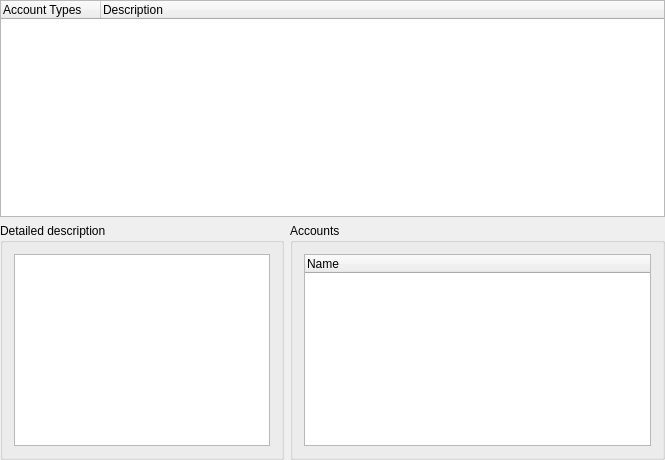
The window that kmymoney/widgets/kaccounttemplateselectordecl.ui (KDE/kmymoney) describes before a commit, drawn with Qt 5.
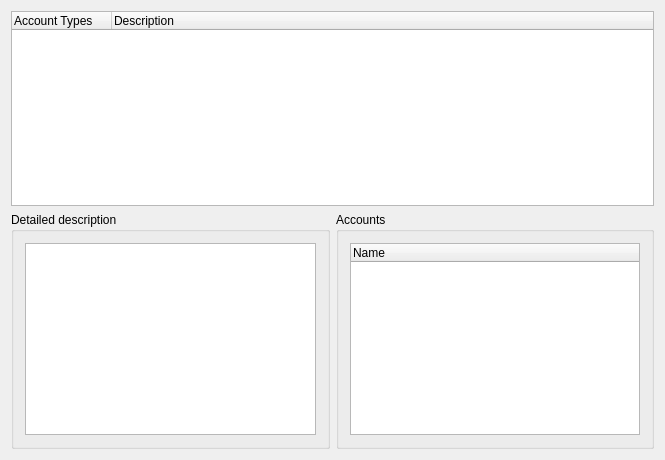
The same window after the commit. Custom widgets are drawn as their Qt base class.

Commit message: Replaced Q3GroupBox with QGroupBox and cleaned some headers.

The edit to the form file:
```diff
--- a/kmymoney/widgets/kaccounttemplateselectordecl.ui
+++ b/kmymoney/widgets/kaccounttemplateselectordecl.ui
@@ -10,11 +10,8 @@
     <height>460</height>
    </rect>
   </property>
-  <layout class="QVBoxLayout">
-   <property name="margin">
-    <number>0</number>
-   </property>
-   <item>
+  <layout class="QGridLayout" name="gridLayout_3">
+   <item row="0" column="0">
     <widget class="QTreeWidget" name="m_groupList">
      <column>
       <property name="text">
@@ -28,20 +25,14 @@
      </column>
     </widget>
    </item>
-   <item>
-    <layout class="QHBoxLayout">
+   <item row="1" column="0">
+    <layout class="QHBoxLayout" name="horizontalLayout">
      <item>
-      <widget class="Q3GroupBox" name="groupBox1">
-       <property name="sizePolicy">
-        <sizepolicy hsizetype="Preferred" vsizetype="Preferred">
-         <horstretch>0</horstretch>
-         <verstretch>2</verstretch>
-        </sizepolicy>
-       </property>
+      <widget class="QGroupBox" name="groupBox">
        <property name="title">
         <string>Detailed description</string>
        </property>
-       <layout class="QVBoxLayout">
+       <layout class="QVBoxLayout" name="verticalLayout">
         <item>
          <widget class="KTextEdit" name="m_description">
           <property name="sizePolicy">
@@ -59,17 +50,11 @@
       </widget>
      </item>
      <item>
-      <widget class="Q3GroupBox" name="groupBox2">
-       <property name="sizePolicy">
-        <sizepolicy hsizetype="Preferred" vsizetype="Preferred">
-         <horstretch>1</horstretch>
-         <verstretch>2</verstretch>
-        </sizepolicy>
-       </property>
+      <widget class="QGroupBox" name="groupBox_2">
        <property name="title">
         <string>Accounts</string>
        </property>
-       <layout class="QVBoxLayout">
+       <layout class="QVBoxLayout" name="verticalLayout_2">
         <item>
          <widget class="QTreeWidget" name="m_accountList">
           <column>
@@ -90,12 +75,6 @@
  </widget>
  <layoutdefault spacing="6" margin="11"/>
  <customwidgets>
-  <customwidget>
-   <class>Q3GroupBox</class>
-   <extends>QGroupBox</extends>
-   <header>Qt3Support/Q3GroupBox</header>
-   <container>1</container>
-  </customwidget>
   <customwidget>
    <class>KTextEdit</class>
    <extends>QTextEdit</extends>
```
Left out of the diff: 2 changed lines with no effect on the pictures. The commit also changes 30 other files.
